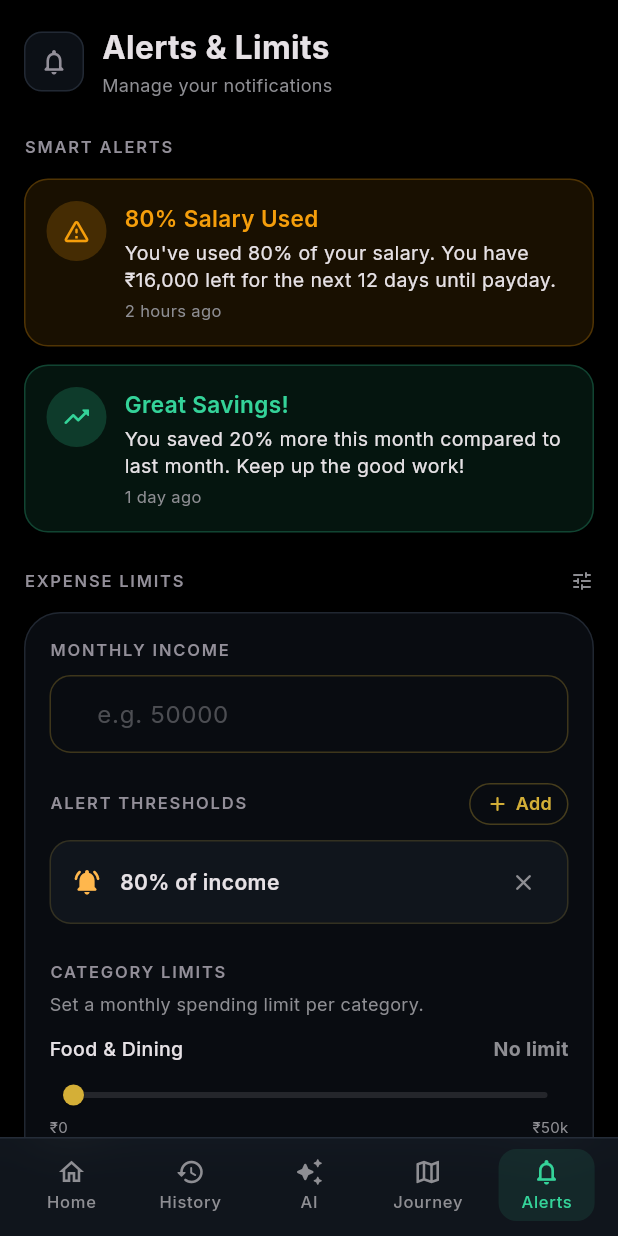
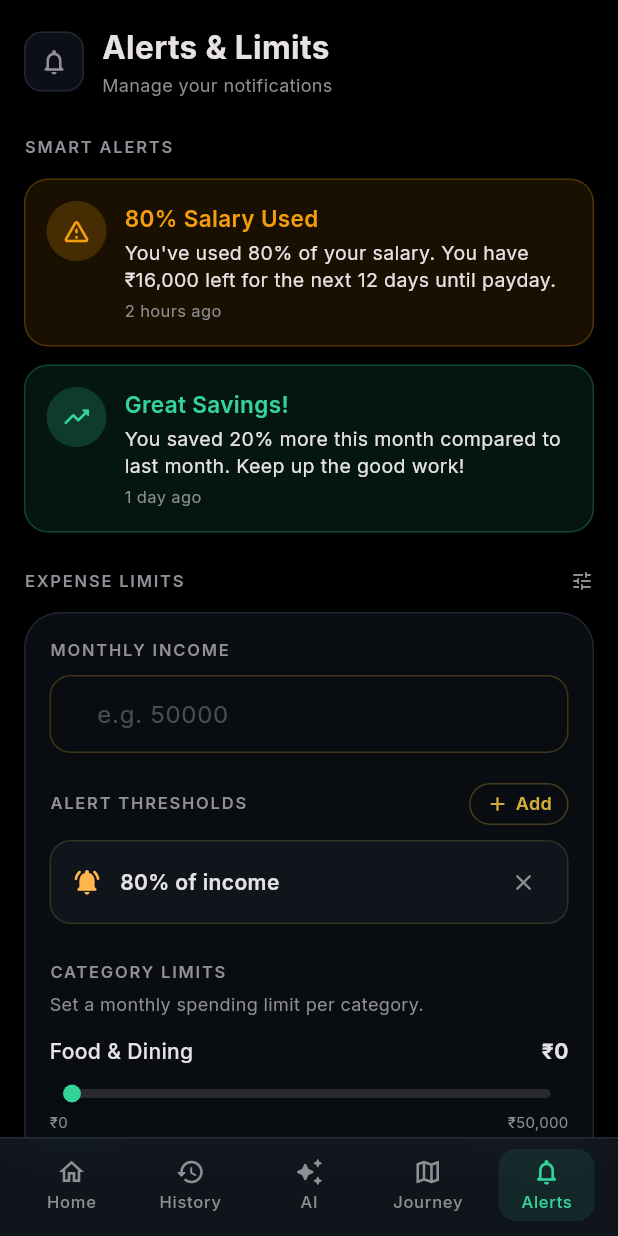
Before and after one commit to mutha-varun/nivvesh-app, a Flutter app: the AlertsPage screen opened by its route, after a tap on the "close" icon, on a phone screen of 412 x 824 dp. Run offline on Flutter 3.47's test engine with Material 3 defaults, Android fonts, the phone set to English and light mode, and no system bars; our stand-ins replace file_picker, fl_chart, flutter_local_notifications, flutter_riverpod, flutter_secure_storage, go_router and 7 more; missing offline and left inert: flutter_inappwebview, flutter_sms_inbox, syncfusion_flutter_pdf, telephony, workmanager; accounts and stored records are empty; generated files the repository leaves out were written again.

Commit message:
colors to match new ui

```diff
--- a/lib/presentation/alerts/widgets/alerts_widgets.dart
+++ b/lib/presentation/alerts/widgets/alerts_widgets.dart
@@ -182,7 +182,7 @@ class CategoryLimitSlider extends StatelessWidget {
   Widget build(BuildContext context) {
     final c = AppColors.of(context);
     final max = kLimitMax[category] ?? 50000.0;
-    final isSet = limit > 0;
+    final displayLabel = _labelFor(category);
 
     return Padding(
       padding: const EdgeInsets.only(bottom: 16),
@@ -193,19 +193,19 @@ class CategoryLimitSlider extends StatelessWidget {
             children: [
               Expanded(
                 child: Text(
-                  category,
+                  displayLabel,
                   style: TextStyle(
                     color: c.primaryText,
-                    fontSize: 13,
+                    fontSize: 14,
                     fontWeight: FontWeight.w500,
                   ),
                 ),
               ),
               Text(
-                isSet ? '₹${_fmt(limit)}' : 'No limit',
+                '₹${_formatInr(limit)}',
                 style: TextStyle(
-                  color: isSet ? c.gold : c.muted,
-                  fontSize: 13,
+                  color: c.primaryText,
+                  fontSize: 14,
                   fontWeight: FontWeight.w700,
                 ),
               ),
@@ -214,13 +214,13 @@ class CategoryLimitSlider extends StatelessWidget {
           const SizedBox(height: 6),
           SliderTheme(
             data: SliderTheme.of(context).copyWith(
-              trackHeight: 4,
-              thumbShape: const RoundSliderThumbShape(enabledThumbRadius: 7),
-              overlayShape: const RoundSliderOverlayShape(overlayRadius: 14),
-              activeTrackColor: c.gold,
-              inactiveTrackColor: c.muted.withValues(alpha: 0.2),
-              thumbColor: c.gold,
-              overlayColor: c.gold.withValues(alpha: 0.12),
+              trackHeight: 6,
+              thumbShape: const RoundSliderThumbShape(enabledThumbRadius: 6),
+              overlayShape: const RoundSliderOverlayShape(overlayRadius: 12),
+              activeTrackColor: c.accentPrimary,
+              inactiveTrackColor: c.surfaceContainerHigh,
+              thumbColor: c.accentPrimary,
+              overlayColor: c.accentPrimary.withValues(alpha: 0.12),
             ),
             child: Slider(
               value: limit.clamp(0, max),
@@ -234,7 +234,7 @@ class CategoryLimitSlider extends StatelessWidget {
             mainAxisAlignment: MainAxisAlignment.spaceBetween,
             children: [
               Text('₹0', style: TextStyle(color: c.muted, fontSize: 10)),
-              Text('₹${_fmt(max)}', style: TextStyle(color: c.muted, fontSize: 10)),
+              Text('₹${_formatInr(max)}', style: TextStyle(color: c.muted, fontSize: 10)),
             ],
           ),
         ],
@@ -242,12 +242,41 @@ class CategoryLimitSlider extends StatelessWidget {
     );
   }
 
-  static String _fmt(double v) {
-    final n = v.round();
-    if (n >= 1000) {
-      return '${(n / 1000).toStringAsFixed(n % 1000 == 0 ? 0 : 1)}k';
+  static String _labelFor(String category) {
+    switch (category) {
+      case PaymentCategories.food:
+        return 'Food & Dining';
+      case PaymentCategories.shopping:
+        return 'Shopping';
+      case PaymentCategories.entertainment:
+        return 'Entertainment';
+      case PaymentCategories.transport:
+        return 'Transport';
+      case PaymentCategories.bills:
+        return 'Bills';
+      case PaymentCategories.health:
+        return 'Health';
+      default:
+        return category;
     }
-    return n.toString();
+  }
+
+  static String _formatInr(double amount) {
+    final rounded = amount.round().abs();
+    final raw = rounded.toString();
+    if (raw.length <= 3) return raw;
+
+    final lastThree = raw.substring(raw.length - 3);
+    var rest = raw.substring(0, raw.length - 3);
+    final parts = <String>[];
+
+    while (rest.length > 2) {
+      parts.insert(0, rest.substring(rest.length - 2));
+      rest = rest.substring(0, rest.length - 2);
+    }
+    if (rest.isNotEmpty) parts.insert(0, rest);
+
+    return '${parts.join(',')},$lastThree';
   }
 }
 
```
